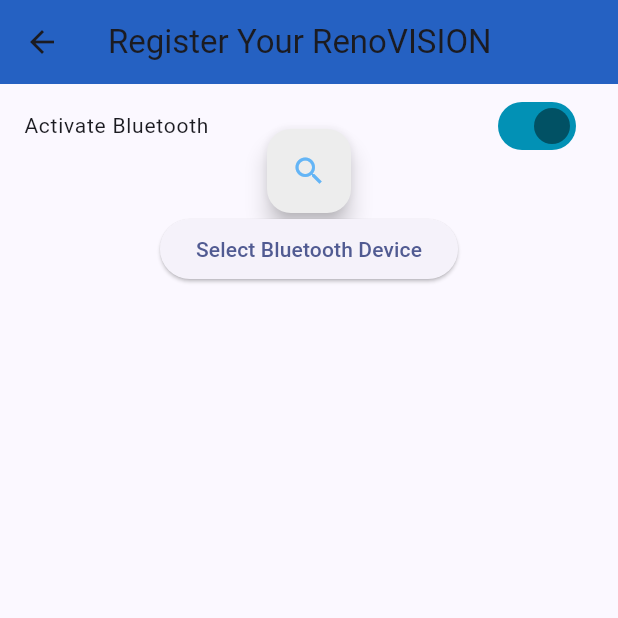
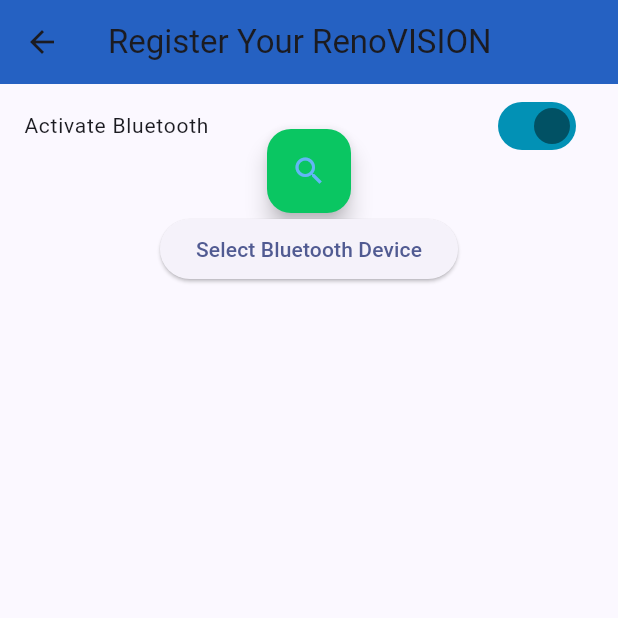
Before and after one commit to WhyNotCod/CollegeProjectApp, a Flutter app: the screen it shows after launch, after a tap on "Connect to Devices", on a phone screen of 412 x 824 dp, the top half of it. Run offline on Flutter 3.47's test engine with Material 3 defaults, Android fonts, the phone set to English and light mode, and no system bars; our stand-ins replace flutter_blue_plus, permission_handler.

Commit message:
did updates now

```diff
--- a/lib/device_reg.dart
+++ b/lib/device_reg.dart
@@ -131,22 +131,23 @@ class _DevRegState extends State<DevReg> {
                   builder: (c, snapshot) {
                     if (snapshot.data!) {
                       return FloatingActionButton(
+                        onPressed: () => FlutterBluePlus.stopScan(),
+                        backgroundColor: Color.fromARGB(255, 13, 37, 220),
                         child: const Icon(
                           Icons.stop,
                           color: Colors.red,
                         ),
-                        onPressed: () => FlutterBluePlus.stopScan(),
-                        backgroundColor: Color(0xFFEDEDED),
                       );
                     } else {
                       return FloatingActionButton(
-                          child: Icon(
-                            Icons.search,
-                            color: Colors.blue.shade300,
-                          ),
-                          backgroundColor: Color(0xFFEDEDED),
-                          onPressed: () => FlutterBluePlus.startScan(
-                              timeout: const Duration(seconds: 4)));
+                        backgroundColor: Color.fromARGB(255, 10, 198, 98),
+                        onPressed: () => FlutterBluePlus.startScan(
+                            timeout: const Duration(seconds: 4)),
+                        child: Icon(
+                          Icons.search,
+                          color: Colors.blue.shade300,
+                        ),
+                      );
                     }
                   },
                 ),
```
